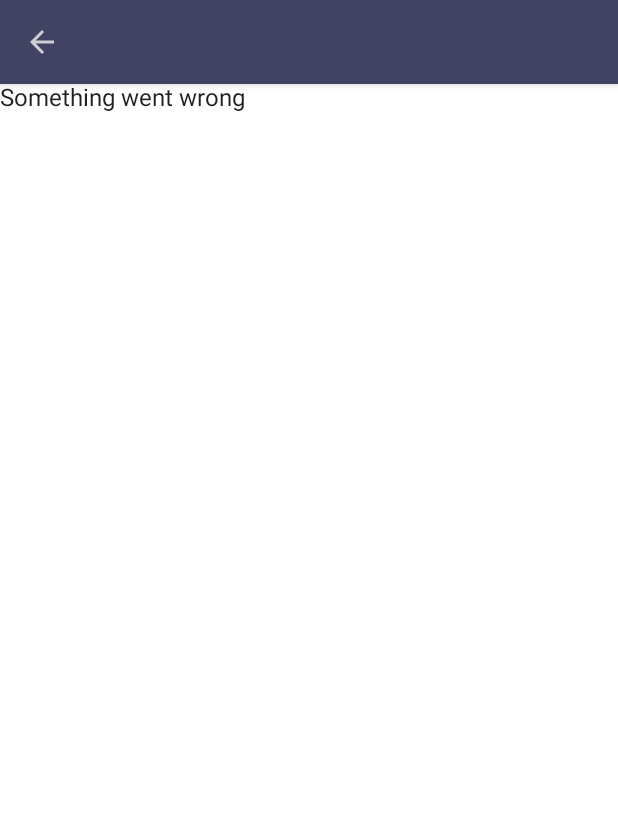
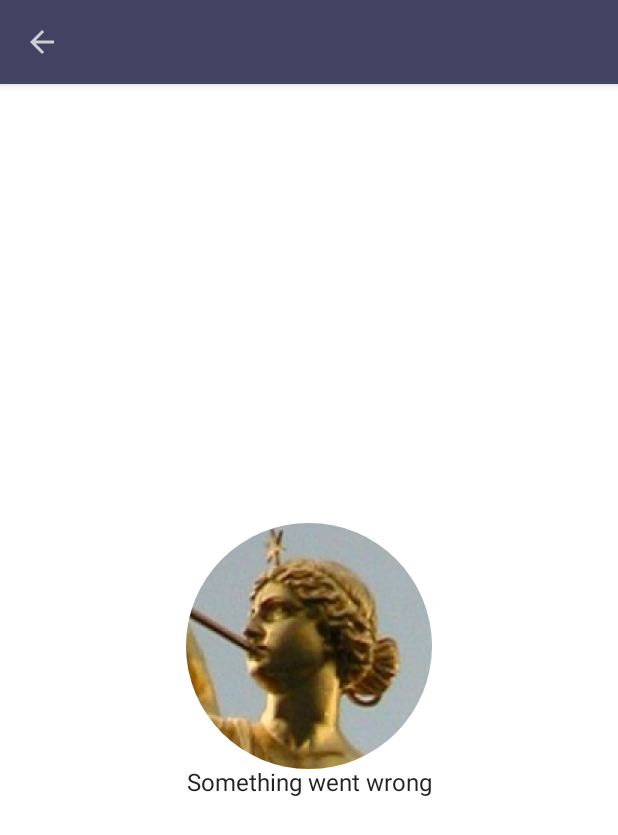
Before and after one commit to commanderpepper/Pheme, an Android app built with Jetpack Compose: the composable ArticleScreen shown on its own in the app's theme, on a phone screen of 412 x 824 dp. Shown: the top 835 px of the screen. Run offline under Robolectric (Android 15) with nearby library versions, the phone set to English and light mode, and no system bars; our stand-ins replace Dagger/Hilt's generated code, Shimmer, accompanist; 1 statement that could not run was skipped.

Commit message:
Updated ArticleError in ArticleUI.kt

```diff
--- a/app/src/main/java/com/commanderpepper/pheme/ui/screens/article/ArticleUI.kt
+++ b/app/src/main/java/com/commanderpepper/pheme/ui/screens/article/ArticleUI.kt
@@ -3,13 +3,22 @@ package com.commanderpepper.pheme.ui.screens.article
 import android.annotation.SuppressLint
 import android.os.Build
 import androidx.annotation.RequiresApi
+import androidx.compose.foundation.Image
+import androidx.compose.foundation.layout.Arrangement
+import androidx.compose.foundation.layout.Column
+import androidx.compose.foundation.layout.fillMaxSize
+import androidx.compose.foundation.shape.CircleShape
 import androidx.compose.material.*
 import androidx.compose.material.icons.Icons
 import androidx.compose.material.icons.filled.ArrowBack
 import androidx.compose.runtime.*
 import androidx.compose.runtime.saveable.rememberSaveable
+import androidx.compose.ui.Alignment
 import androidx.compose.ui.Modifier
+import androidx.compose.ui.draw.clip
+import androidx.compose.ui.res.painterResource
 import androidx.compose.ui.res.stringResource
+import androidx.compose.ui.tooling.preview.Preview
 import androidx.hilt.navigation.compose.hiltViewModel
 import com.commanderpepper.pheme.R
 import com.commanderpepper.pheme.ui.util.Loading
@@ -110,10 +119,28 @@ fun ArticleExpanded(modifier: Modifier = Modifier, newsItemUIState: NewsItemUISt
 
 @Composable
 fun ArticleError(modifier: Modifier = Modifier) {
-    Text(modifier = modifier, text = stringResource(id = R.string.error_message))
+        Column(
+        modifier = modifier.fillMaxSize(),
+        horizontalAlignment = Alignment.CenterHorizontally,
+        verticalArrangement = Arrangement.Center
+    ) {
+        val image = painterResource(id = R.drawable.pheme_portrait_)
+        Image(
+            modifier = Modifier.clip(CircleShape),
+            painter = image,
+            contentDescription = "Error Image"
+        )
+        Text(text = stringResource(id = R.string.error_message))
+    }
 }
 
 @Composable
 fun ArticleLoading(modifier: Modifier = Modifier) {
     Loading()
 }
+
+@Preview
+@Composable
+fun ArticleUIPreview(){
+    ArticleError()
+}
```
